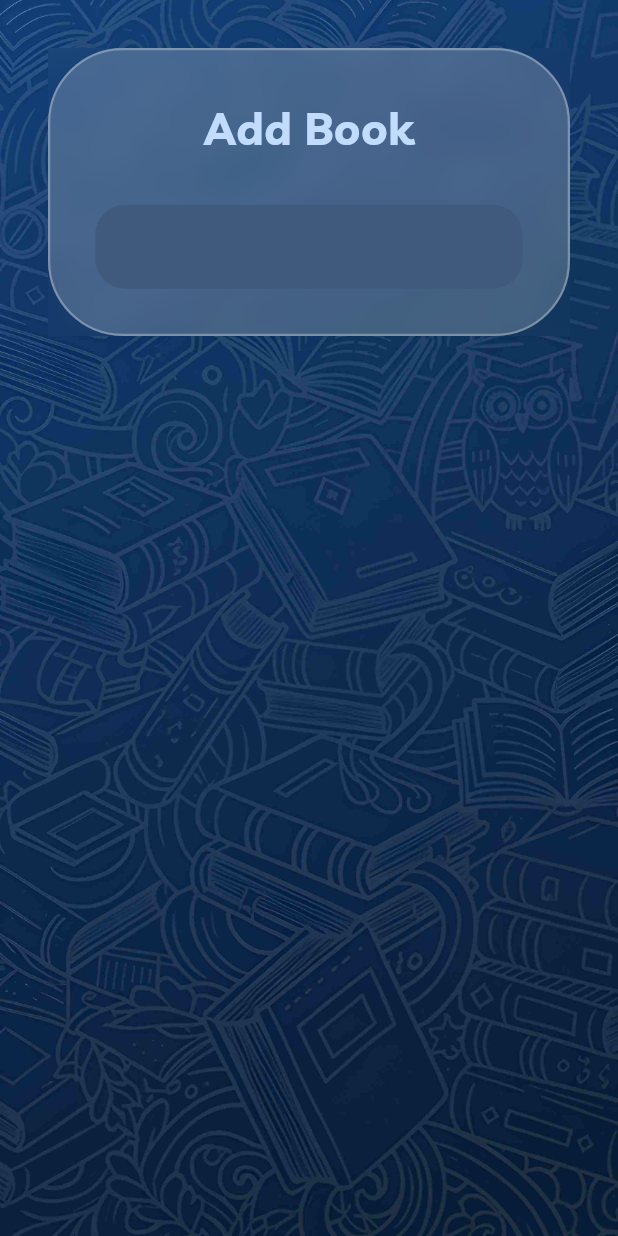
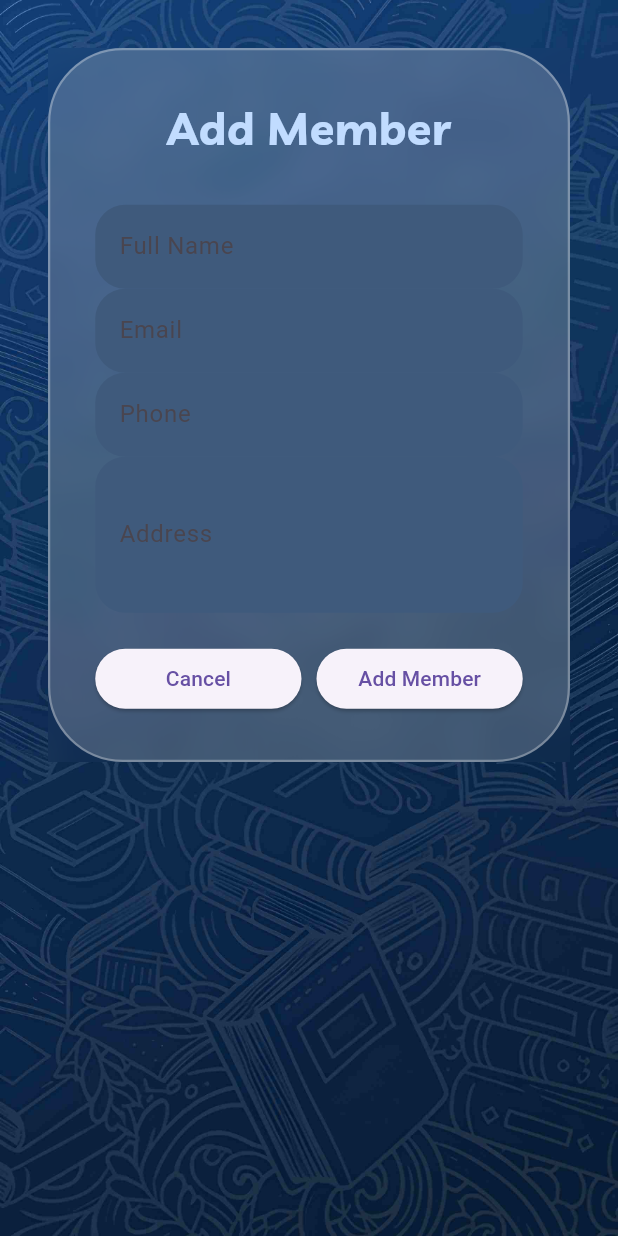
Before and after one commit to Bharath-OS/Libry, a Flutter app: the AddMembersScreen screen opened directly, on a phone screen of 412 x 824 dp. Run offline on Flutter 3.47's test engine with Material 3 defaults, Android fonts, the phone set to English and light mode, and no system bars; our stand-ins replace flutter_svg, hive, hive_flutter, image_picker, page_transition, sqflite and 1 more; accounts and stored records are empty; project files that could hold a hidden picture were left out.

```diff
--- a/lib/database/books_db.dart
+++ b/lib/database/books_db.dart
@@ -22,7 +22,7 @@ class BooksDB {
   ${BookKeys.coverPicture} TEXT,
   created_at TEXT DEFAULT (datetime('now'))
 )
-        ''');
+''');
   }
 
   static Future<Database> _initDB() async{
--- a/lib/database/libry_db.dart
+++ b/lib/database/libry_db.dart
@@ -9,7 +9,8 @@ class DatabaseServices {
   static final String _dbName = 'library.db';
   final int _version = 1;
 
-  static final DatabaseServices instance = DatabaseServices._constructor();
+  static final DatabaseServices _instance = DatabaseServices._constructor();
+  static DatabaseServices get instance => _instance;
 
   DatabaseServices._constructor();
 
--- a/lib/database/members_db.dart
+++ b/lib/database/members_db.dart
@@ -22,8 +22,8 @@ class MembersDB {
         ${MembersKey.totalBorrow} INTEGER DEFAULT 0,
         ${MembersKey.currentlyBorrow} INTEGER DEFAULT 0,
         ${MembersKey.fine} REAL DEFAULT 0,
-        ${MembersKey.joined} TEXT DEFAULT (datetime('now')),
-        ${MembersKey.expiry} TEXT NOT NULL,
+        ${MembersKey.joined} TEXT NOT NULL,
+        ${MembersKey.expiry} TEXT NOT NULL
       )
     ''');
   }
@@ -36,10 +36,11 @@ class MembersDB {
       MembersKey.email: member.email,
       MembersKey.phone: member.phone,
       MembersKey.address: member.address,
+      MembersKey.fine: member.fine,
       MembersKey.totalBorrow: member.totalBorrow,
       MembersKey.currentlyBorrow: member.currentlyBorrow,
-      MembersKey.fine: member.currentlyBorrow,
-      MembersKey.expiry: member.expiry,
+      MembersKey.joined: member.joined.toIso8601String(),
+      MembersKey.expiry: member.expiry.toIso8601String(),
     });
   }
 
@@ -59,16 +60,17 @@ class MembersDB {
     List<Members> members = data
         .map(
           (member) => Members(
+            id: member['id'] as int,
             name: member[MembersKey.name] as String,
             memberId: member[MembersKey.memberId] as String,
-            email: member[MembersKey.email] as String,
-            phone: member[MembersKey.phone] as String,
-            address: member[MembersKey.address] as String,
-            totalBorrow: member[MembersKey.totalBorrow] as int,
-            currentlyBorrow: member[MembersKey.currentlyBorrow] as int,
-            fine: member[MembersKey.fine] as double,
-            joined: member[MembersKey.joined] as DateTime,
-            expiry: member[MembersKey.expiry] as DateTime,
+            email: member[MembersKey.email] as String? ?? '',
+            phone: member[MembersKey.phone] as String? ?? '',
+            address: member[MembersKey.address] as String? ?? '',
+            totalBorrow: member[MembersKey.totalBorrow] as int? ?? 0,
+            currentlyBorrow: member[MembersKey.currentlyBorrow] as int? ?? 0,
+            fine: (member[MembersKey.fine] as num?)?.toDouble() ?? 0.0,
+            joined: DateTime.parse(member[MembersKey.joined] as String),
+            expiry: DateTime.parse(member[MembersKey.expiry] as String),
           ),
         )
         .toList();
@@ -83,9 +85,9 @@ class MembersDB {
       MembersKey.email: member.email,
       MembersKey.phone: member.phone,
       MembersKey.address: member.address,
+      MembersKey.fine: member.fine,
       MembersKey.totalBorrow: member.totalBorrow,
       MembersKey.currentlyBorrow: member.currentlyBorrow,
-      MembersKey.fine: member.currentlyBorrow,
       MembersKey.expiry: member.expiry.toIso8601String(),
     },
       where: 'id = ?',
--- a/lib/models/members_model.dart
+++ b/lib/models/members_model.dart
@@ -27,9 +27,9 @@ class Members {
 }
 
 class MembersKey{
-  static const String id = 'id'; // Add this
+  static const String id = 'id';
   static const String name = 'name';
-  static const String memberId = "member_id"; // Use snake_case for SQL
+  static const String memberId = "member_id";
   static const String email = 'email';
   static const String phone = "phone";
   static const String address = "address";
--- a/lib/screens/books_screen.dart
+++ b/lib/screens/books_screen.dart
@@ -25,8 +25,8 @@ class BooksScreen extends StatelessWidget {
       items: context.watch<BookProvider>().books,
       tileBuilder: (book) => Cards.bookCard(bookDetails: book,context: context),
       onTap: (book) => Navigator.push(
-        context,
-        transition(child: BookDetailScreen(bookId: book.id!,))
+          context,
+          MaterialPageRoute(builder: (context)=>BookDetailScreen(bookId: book.id!))
       ),
     );
   }
--- a/lib/screens/books_screens/add_book_screen.dart
+++ b/lib/screens/books_screens/add_book_screen.dart
@@ -1,4 +1,5 @@
 import 'package:flutter/material.dart';
+import 'package:libry/screens/settings.dart';
 import 'package:libry/widgets/layout_widgets.dart';
 import 'package:libry/widgets/alert_dialogue.dart';
 import 'package:libry/widgets/forms.dart';
@@ -138,6 +139,11 @@ class _AddBookScreenState extends State<AddBookScreen> {
               decoration: InputDecoration(hintText: "copies available"),
               validator: (value) => Validator.emptyValidator(value),
             ),
+            // TextFormField(
+            //   style: textStyle,
+            //   controller: null,
+            //   decoration: InputDecoration(hintText: "Select cover picture",suffixIcon: IconButton(onPressed: ()=>ImageSelection.pickImage(), icon: Icon(Icons.file_copy_outlined))),
+            // ),
 
             Row(
               mainAxisAlignment: MainAxisAlignment.center,
--- a/lib/screens/members_screens/add_members.dart
+++ b/lib/screens/members_screens/add_members.dart
@@ -1,7 +1,9 @@
 import 'package:flutter/material.dart';
-
 import '../../widgets/forms.dart';
 import '../../widgets/layout_widgets.dart';
+import '../../provider/members_provider.dart'; // You'll need this
+import 'package:provider/provider.dart'; // You'll need this
+import '../../models/members_model.dart'; // You'll need this
 
 class AddMembersScreen extends StatefulWidget {
   const AddMembersScreen({super.key});
@@ -13,6 +15,7 @@ class AddMembersScreen extends StatefulWidget {
 class _AddMembersScreenState extends State<AddMembersScreen> {
   final _formKey = GlobalKey<FormState>();
   late final List<TextEditingController> controllers;
+
   @override
   initState() {
     super.initState();
@@ -21,10 +24,32 @@ class _AddMembersScreenState extends State<AddMembersScreen> {
 
   @override
   void dispose() {
-    // TODO: implement dispose
     super.dispose();
     for (var controller in controllers) {
       controller.dispose();
+    }
+  }
+
+  void _submitForm() {
+    if (_formKey.currentState!.validate()) {
+      final membersProvider = Provider.of<MembersProvider>(context, listen: false);
+
+      // Create a new member
+      final newMember = Members(
+        name: controllers[0].text,
+        email: controllers[1].text,
+        phone: controllers[2].text,
+        address: controllers[3].text,
+        totalBorrow: 0,
+        currentlyBorrow: 0,
+        fine: 0.0,
+        joined: DateTime.now(),
+        expiry: DateTime.now().add(Duration(days: 365)), // 1 year membership
+      );
+
+      // Add member using provider (which will handle the ID generation)
+      membersProvider.addMember(newMember);
+      Navigator.pop(context);
     }
   }
 
@@ -34,7 +59,7 @@ class _AddMembersScreenState extends State<AddMembersScreen> {
       body: SafeArea(
         child: SingleChildScrollView(
           child: FormWidgets.formContainer(
-            title: "Add Book",
+            title: "Add Member", // Changed from "Add Book"
             formWidget: _addMemberForm(context),
           ),
         ),
@@ -43,11 +68,55 @@ class _AddMembersScreenState extends State<AddMembersScreen> {
   }
 
   Widget _addMemberForm(BuildContext context) {
-    void back() {
-      Navigator.pop(context);
-    }
-
-    return Form(child: TextFormField());
+    return Form(
+      key: _formKey,
+      child: Column(
+        children: [
+          TextFormField(
+            controller: controllers[0],
+            decoration: InputDecoration(labelText: 'Full Name'),
+            validator: (value) {
+              if (value == null || value.isEmpty) {
+                return 'Please enter name';
+              }
+              return null;
+            },
+          ),
+          TextFormField(
+            controller: controllers[1],
+            decoration: InputDecoration(labelText: 'Email'),
+            keyboardType: TextInputType.emailAddress,
+          ),
+          TextFormField(
+            controller: controllers[2],
+            decoration: InputDecoration(labelText: 'Phone'),
+            keyboardType: TextInputType.phone,
+          ),
+          TextFormField(
+            controller: controllers[3],
+            decoration: InputDecoration(labelText: 'Address'),
+            maxLines: 3,
+          ),
+          SizedBox(height: 20),
+          Row(
+            children: [
+              Expanded(
+                child: ElevatedButton(
+                  onPressed: () => Navigator.pop(context),
+                  child: Text('Cancel'),
+                ),
+              ),
+              SizedBox(width: 10),
+              Expanded(
+                child: ElevatedButton(
+                  onPressed: _submitForm,
+                  child: Text('Add Member'),
+                ),
+              ),
+            ],
+          ),
+        ],
+      ),
+    );
   }
-
 }
--- a/lib/widgets/list.dart
+++ b/lib/widgets/list.dart
@@ -23,7 +23,7 @@ class ListScreen<T> extends StatelessWidget {
   final Widget Function(T item) tileBuilder;
   final void Function(T item)? onTap;
 
-  ListScreen({
+  const ListScreen({
     super.key,
     required this.title,
     required this.totalCount,
@@ -102,7 +102,7 @@ class ListScreen<T> extends StatelessWidget {
   }
 
   Widget _buildList(BuildContext context) {
-    int count = context.watch<BookProvider>().count;
+    int count = context.watch<BookProvider>().books.length;
     return Expanded(
       child: Container(
         width: double.infinity,
@@ -146,7 +146,7 @@ class ListScreen<T> extends StatelessWidget {
   Widget _emptyField() {
     return Center(
       child: Text(
-        "No Books Found",
+        "No Books Found!",
         style: BodyTextStyles.bodySmallStyle(Colors.black),
       ),
     );
```
Also changed, not shown: lib/screens/settings.dart (+11 -0 lines).
